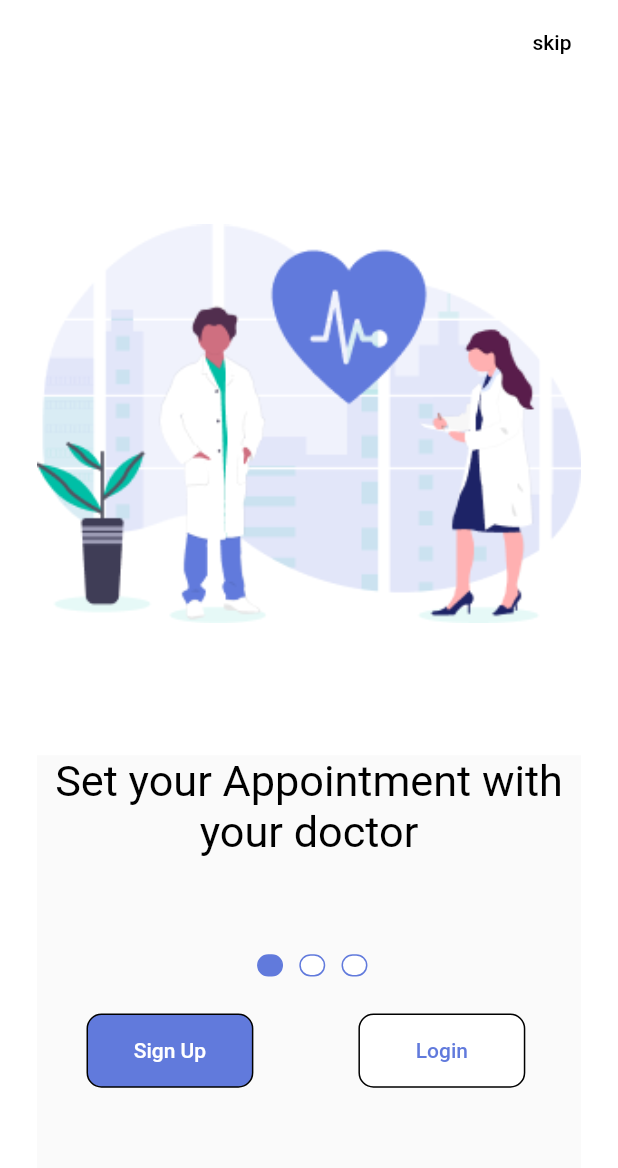
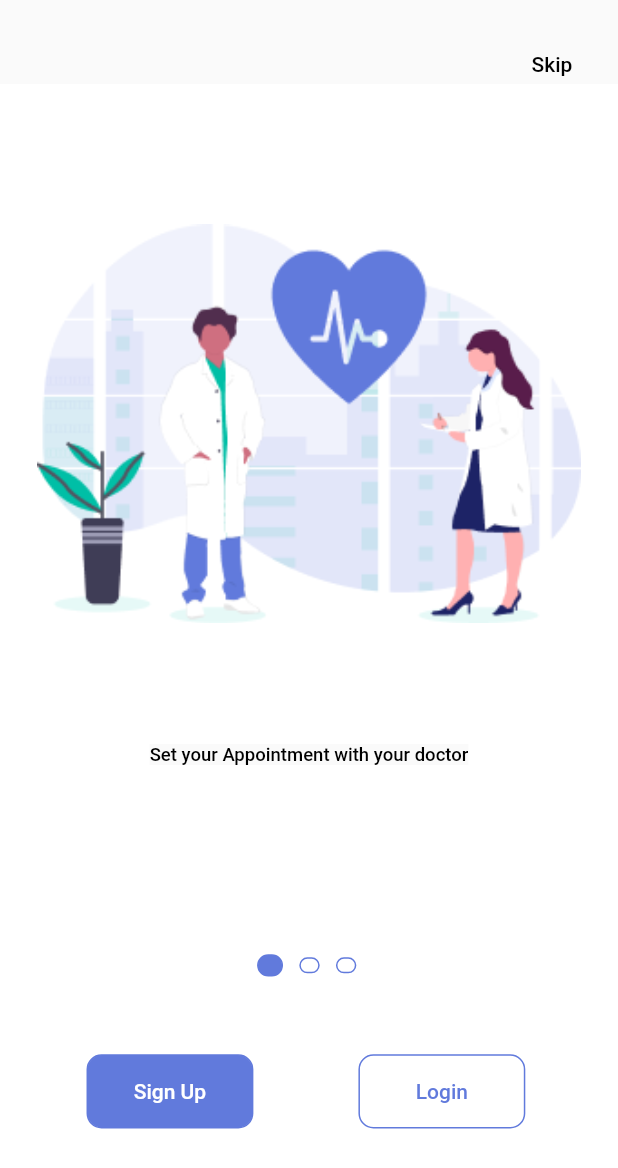
Before and after one commit to Crazelu/medbuzz2.0, a Flutter app: the screen it shows after launch, on a phone screen of 412 x 824 dp. Shown: the top 1168 px of the screen. Run offline on Flutter 3.47's test engine with Material 2 defaults, Android fonts, the light colour scheme and no system bars; our stand-ins replace font_awesome_flutter, scrollable_positioned_list; missing offline and left inert: date_util.

Commit message:
corrrected screen

```diff
--- a/lib/main.dart
+++ b/lib/main.dart
@@ -1,4 +1,4 @@
-import 'dart:js';
+
 
 import 'package:MedBuzz/core/providers/providers.dart';
 import 'package:MedBuzz/ui/app_theme/app_theme.dart';
--- a/lib/ui/views/onboarding.dart
+++ b/lib/ui/views/onboarding.dart
@@ -33,15 +33,18 @@ class _OnboardState extends State<Onboard> {
     return Scaffold(
         appBar: AppBar(
           elevation: 0.0,
-          backgroundColor: appThemeLight.primaryColorLight,
+          backgroundColor: appThemeLight.backgroundColor,
           actions: <Widget>[
-            FlatButton(
-              onPressed: () {}, //navigate to the sign up page
-              child: Text(
-                "skip",
-                style: TextStyle(color: appThemeLight.primaryColorDark),
+            Container(
+              padding: const EdgeInsetsDirectional.only(top: 30),
+              child: FlatButton(
+                onPressed: () {}, //navigate to the sign up page
+                child: Text(
+                  "Skip",
+                  style: TextStyle(color: appThemeLight.primaryColorDark),
+                ),
+                color: Colors.transparent,
               ),
-              color: Colors.transparent,
             ),
           ],
         ),
@@ -98,14 +101,14 @@ class _OnboardState extends State<Onboard> {
               ),
             ),
             Positioned(
-              bottom: Config.yMargin(context, 12),
+              bottom: Config.yMargin(context, 8.7),
               left: Config.xMargin(context, 14),
               child: Container(
                 child: Flex(
                   direction: Axis.horizontal,
                   mainAxisSize: MainAxisSize.min,
                   mainAxisAlignment: MainAxisAlignment.spaceAround,
-                  //     crossAxisAlignment: CrossAxisAlignment.center,
+               //     crossAxisAlignment: CrossAxisAlignment.center,
                   children: <Widget>[
                     Container(
                       height: Config.yMargin(context, 6),
@@ -113,7 +116,7 @@ class _OnboardState extends State<Onboard> {
                       decoration: BoxDecoration(
                           color: appThemeLight.primaryColor,
                           border:
-                              Border.all(color: appThemeLight.primaryColorDark),
+                              Border.all(color: appThemeLight.primaryColor),
                           borderRadius: BorderRadius.circular(10)),
                       child: FlatButton(
                           onPressed: () {},
@@ -132,7 +135,7 @@ class _OnboardState extends State<Onboard> {
                       decoration: BoxDecoration(
                           color: appThemeLight.primaryColorLight,
                           border:
-                              Border.all(color: appThemeLight.primaryColorDark),
+                              Border.all(color: appThemeLight.primaryColor),
                           borderRadius: BorderRadius.circular(10)),
                       child: FlatButton(
                           onPressed: () {},
@@ -186,16 +189,16 @@ class FirstScreen extends StatelessWidget {
                         image: DecorationImage(
                             image: AssetImage(image), fit: BoxFit.contain)),
                   ),
-                  SizedBox(height: Config.yMargin(context, 4.3)),
-                  Expanded(
+                  SizedBox(height: Config.yMargin(context, 3.4)),
+                  Container(
                     child: ForwardAnimation(
                       milliseconds: 500,
                       child: Text(description,
                           textAlign: TextAlign.center,
                           style: TextStyle(
                             color: Theme.of(context).primaryColorDark,
-                            fontSize: Config.textSize(context, 7),
-                            //fontWeight: FontWeight.w600
+                            fontSize: Config.textSize(context, 3),
+                            fontWeight: FontWeight.w500
                           )),
                     ),
                   ),
--- a/lib/ui/widget/dot_indicator.dart
+++ b/lib/ui/widget/dot_indicator.dart
@@ -9,8 +9,10 @@ class Indicator extends StatelessWidget {
   @override
   Widget build(BuildContext context) {
     return Container(
-          height: Config.yMargin(context, 1.8),
-          width: Config.xMargin(context, 4.2),
+
+          width:positionIndex == currentIndex ? Config.xMargin(context, 4.2) : Config.xMargin(context, 3.3),
+
+          height:positionIndex == currentIndex ? Config.yMargin(context, 1.8) : Config.yMargin(context,1.3),
           decoration: BoxDecoration(
               border: Border.all(color: appThemeLight.primaryColor),
               color: positionIndex == currentIndex
--- a/pubspec.yaml
+++ b/pubspec.yaml
@@ -33,6 +33,7 @@ dependencies:
     table_calendar: ^2.2.3
     intl:
     date_util:
+    google_fonts: ^1.1.0
 
 dev_dependencies:
     flutter_test:
```
Also changed, not shown: pubspec.lock.
